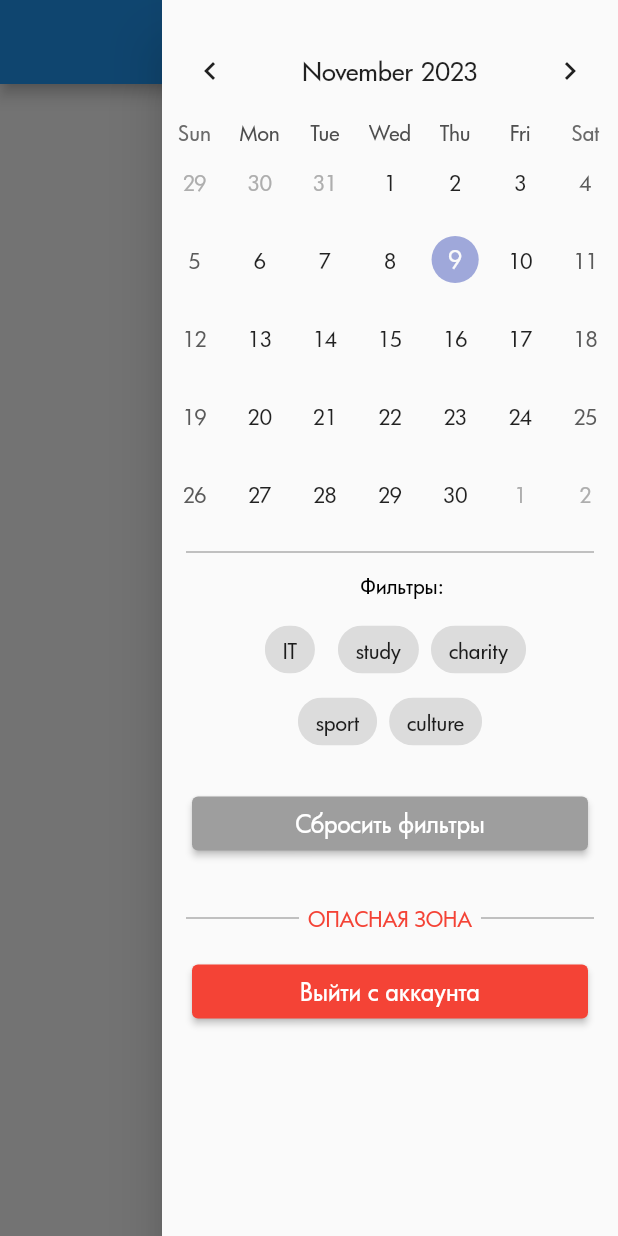
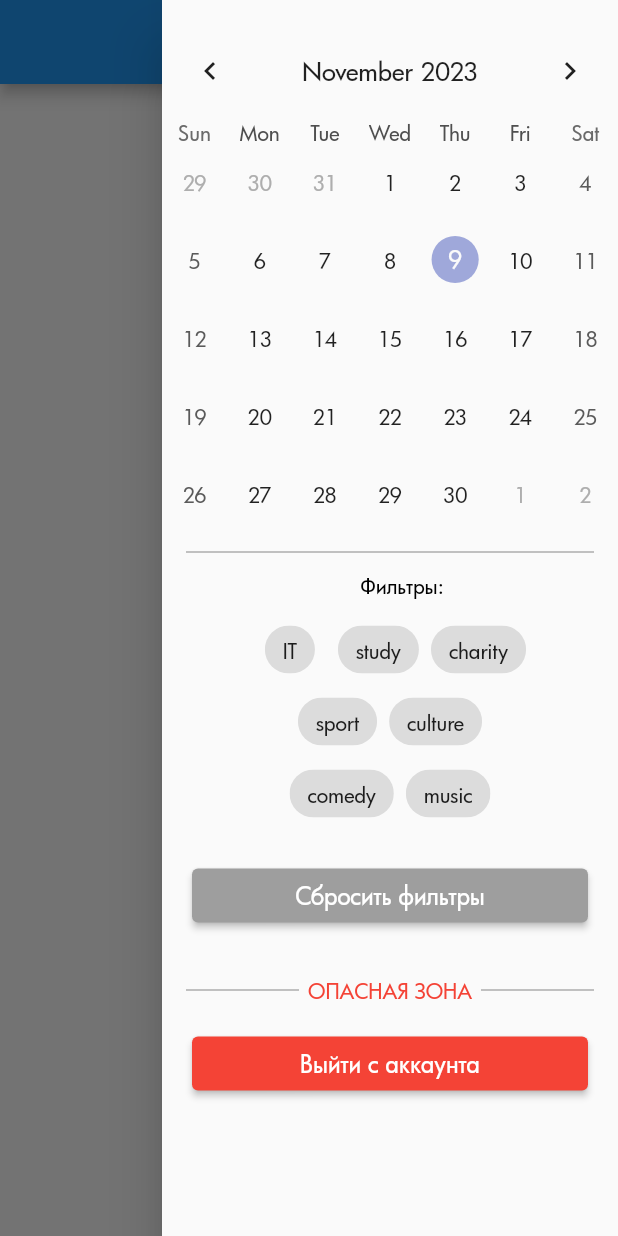
Before and after one commit to chillit/tswcd, a Flutter app: the EventList screen opened directly, with the side drawer open, on a phone screen of 412 x 824 dp. Run offline on Flutter 3.47's test engine with Material 2 defaults, Android fonts, the phone set to English and light mode, and no system bars; drawn by our look-alikes of table_calendar; our stand-ins replace awesome_dialog, firebase_auth, firebase_core, firebase_database; missing offline and left inert: dart:html, dart:js; accounts and stored records are empty.

Commit message:
i hope final

```diff
--- a/lib/Pages/EcentPage.dart
+++ b/lib/Pages/EcentPage.dart
@@ -41,11 +41,13 @@ class EventDetailsPage extends StatelessWidget {
     return months[dateTime.month];
   }
   Map<String, List<IconData>> categoryIcons = {
-    'it': [Icons.computer, Icons.desktop_mac, Icons.router],
+    'IT': [Icons.computer, Icons.desktop_mac, Icons.router],
     'study': [Icons.menu_book, Icons.school, Icons.library_books],
     'charity': [Icons.favorite, Icons.volunteer_activism, Icons.favorite_border],
     'sport': [Icons.sports_soccer, Icons.sports_basketball, Icons.sports_baseball],
-    'culture': [Icons.palette, Icons.theater_comedy, Icons.music_note],
+    'culture': [Icons.palette, Icons.movie, Icons.music_note], // Updated culture icon
+    'music': [Icons.music_note, Icons.headset, Icons.queue_music], // Added music icons
+    'comedy': [Icons.mic_rounded, Icons.sentiment_satisfied, Icons.face] // Added comedy icons
   };
 
   IconData getIconForCategory(String category) {
@@ -95,7 +97,7 @@ class EventDetailsPage extends StatelessWidget {
                         ),
                         SizedBox(height: 10),
                         Text(
-                          '${type == "charity"?"Благотворительноость":type == "sport"?"Спорт":type == "culture"?"Культура":type == "study"?"Учеба":type == "IT"?"IT":""}',
+                          '${type == "charity"?"Благотворительноость":type == "sport"?"Спорт":type == "culture"?"Культура":type == "study"?"Учеба":type == "IT"?"IT":type == "comedy"?"Комедия":type == "music"?"Музыка":""}',
                           style: TextStyle(fontSize: 18),
                         ),
                         SizedBox(height: 10),
--- a/lib/Pages/eventsList.dart
+++ b/lib/Pages/eventsList.dart
@@ -39,7 +39,7 @@ class _EventListState extends State<EventList> {
     super.initState();
     getCurrentUserData();
   }
-  List<String> _categories = ['IT', 'study', 'charity', 'sport', 'culture'];
+  List<String> _categories = ['IT', 'study', 'charity', 'sport', 'culture', 'music', 'comedy'];
   List<String> _selectedCategories = [];
   final databaseReference = FirebaseDatabase.instance.reference().child('events');
   final GlobalKey<ScaffoldState> _scaffoldKey = GlobalKey();
@@ -49,7 +49,9 @@ class _EventListState extends State<EventList> {
     'study': [Icons.menu_book, Icons.school, Icons.library_books],
     'charity': [Icons.favorite, Icons.volunteer_activism, Icons.favorite_border],
     'sport': [Icons.sports_soccer, Icons.sports_basketball, Icons.sports_baseball],
-    'culture': [Icons.palette, Icons.theater_comedy, Icons.music_note],
+    'culture': [Icons.palette, Icons.movie, Icons.music_note], // Updated culture icon
+    'music': [Icons.music_note, Icons.headset, Icons.queue_music], // Added music icons
+    'comedy': [Icons.mic_rounded, Icons.sentiment_satisfied, Icons.face] // Added comedy icons
   };
   IconData getIconForCategory(String category) {
     if (categoryIcons.containsKey(category)) {
@@ -62,7 +64,7 @@ class _EventListState extends State<EventList> {
   List<List<String>> setsOfCategories = [
     ['IT', 'study', 'charity'],
     ['sport', 'culture'], // Example of a second set of categories
-    // ... potentially more sets
+    ["comedy",'music']
   ];
   final FirebaseAuth _auth = FirebaseAuth.instance;
 
@@ -243,11 +245,17 @@ class _EventListState extends State<EventList> {
               },
               onDaySelected: (selectedDay, focusedDay) {
                 setState(() {
-                  _selectedDay = selectedDay;
+                  if (isSameDay(_selectedDay, selectedDay)) {
+                    // The selected day is already chosen, so clear the filter
+                    _selectedDay = null;
+                    _selectedCategories.clear();
+                  } else {
+                    _selectedDay = selectedDay;
+                  }
                 });
               },
               headerStyle: HeaderStyle(
-                formatButtonVisible: false, // Устанавливаем значение false, чтобы скрыть кнопку
+                formatButtonVisible: false,
                 titleCentered: true,
               ),
             ),
```
